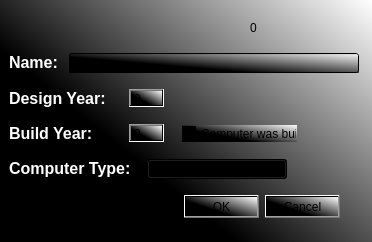
First picture: the form in computerdialog.ui, repository annakrih/T113VLN1-3, before the edit.
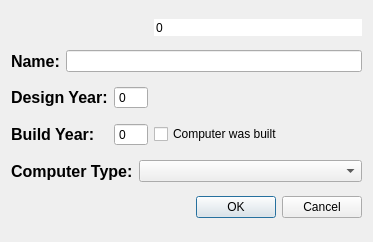
Second picture: the form after the edit.

```diff
--- a/computerdialog.ui
+++ b/computerdialog.ui
@@ -6,32 +6,46 @@
    <rect>
     <x>0</x>
     <y>0</y>
-    <width>372</width>
+    <width>373</width>
     <height>242</height>
    </rect>
   </property>
   <property name="minimumSize">
    <size>
-    <width>335</width>
-    <height>222</height>
+    <width>373</width>
+    <height>242</height>
    </size>
   </property>
   <property name="windowTitle">
    <string>Dialog</string>
   </property>
   <property name="styleSheet">
-   <string notr="true">background-color: qconicalgradient(cx:1, cy:0.0340909, angle:0, stop:0 rgba(35, 40, 3, 255), stop:0.16 rgba(136, 106, 22, 255), stop:0.225 rgba(166, 140, 41, 255), stop:0.285 rgba(204, 181, 74, 255), stop:0.345 rgba(235, 219, 102, 255), stop:0.415 rgba(245, 236, 112, 255), stop:0.52 rgba(209, 190, 76, 255), stop:0.57 rgba(187, 156, 51, 255), stop:0.635 rgba(168, 142, 42, 255), stop:0.695 rgba(202, 174, 68, 255), stop:0.75 rgba(218, 202, 86, 255), stop:0.815 rgba(208, 187, 73, 255), stop:0.88 rgba(187, 156, 51, 255), stop:0.935 rgba(137, 108, 26, 255), stop:1 rgba(35, 40, 3, 255));
-background-color: qlineargradient(spread:pad, x1:0.291, y1:0.568, x2:1, y2:0, stop:0 rgba(0, 0, 0, 255), stop:1 rgba(255, 255, 255, 255));</string>
+   <string notr="true"/>
   </property>
+  <layout class="QGridLayout" name="gridLayout">
+   <item row="0" column="4">
+    <widget class="QSpinBox" name="hiddenId">
+     <property name="enabled">
+      <bool>true</bool>
+     </property>
+     <property name="font">
+      <font>
+       <kerning>true</kerning>
+      </font>
+     </property>
+     <property name="frame">
+      <bool>false</bool>
+     </property>
+     <property name="buttonSymbols">
+      <enum>QAbstractSpinBox::NoButtons</enum>
+     </property>
+     <property name="keyboardTracking">
+      <bool>false</bool>
+     </property>
+    </widget>
+   </item>
+   <item row="1" column="0">
   <widget class="QLabel" name="nameLable">
-   <property name="geometry">
-    <rect>
-     <x>9</x>
-     <y>53</y>
-     <width>50</width>
-     <height>19</height>
-    </rect>
-   </property>
    <property name="font">
     <font>
      <family>Arial</family>
@@ -44,22 +58,22 @@
     <cursorShape>ArrowCursor</cursorShape>
    </property>
    <property name="styleSheet">
-    <string notr="true">background: none;
-color: white;</string>
+      <string notr="true"/>
    </property>
    <property name="text">
     <string>Name:</string>
    </property>
   </widget>
+   </item>
+   <item row="1" column="1" colspan="4">
+    <widget class="QLineEdit" name="cName">
+     <property name="styleSheet">
+      <string notr="true"/>
+     </property>
+    </widget>
+   </item>
+   <item row="2" column="0" colspan="2">
   <widget class="QLabel" name="designYLable">
-   <property name="geometry">
-    <rect>
-     <x>9</x>
-     <y>89</y>
-     <width>97</width>
-     <height>19</height>
-    </rect>
-   </property>
    <property name="font">
     <font>
      <family>Arial</family>
@@ -69,60 +83,15 @@
     </font>
    </property>
    <property name="styleSheet">
-    <string notr="true">background: none;
-color: white;</string>
+      <string notr="true"/>
    </property>
    <property name="text">
     <string>Design Year:</string>
    </property>
   </widget>
-  <widget class="QLabel" name="computerTypeLable">
-   <property name="geometry">
-    <rect>
-     <x>9</x>
-     <y>159</y>
-     <width>123</width>
-     <height>19</height>
-    </rect>
-   </property>
-   <property name="font">
-    <font>
-     <family>Arial</family>
-     <pointsize>12</pointsize>
-     <weight>75</weight>
-     <bold>true</bold>
-    </font>
-   </property>
-   <property name="styleSheet">
-    <string notr="true">background: none;
-color: white;</string>
-   </property>
-   <property name="text">
-    <string>Computer Type:</string>
-   </property>
-  </widget>
-  <widget class="QComboBox" name="cType">
-   <property name="geometry">
-    <rect>
-     <x>147</x>
-     <y>159</y>
-     <width>140</width>
-     <height>20</height>
-    </rect>
-   </property>
-   <property name="styleSheet">
-    <string notr="true">background-color: qconicalgradient(cx:1, cy:0.0340909, angle:0, stop:0 rgba(35, 40, 3, 255), stop:0.16 rgba(136, 106, 22, 255), stop:0.225 rgba(166, 140, 41, 255), stop:0.285 rgba(204, 181, 74, 255), stop:0.345 rgba(235, 219, 102, 255), stop:0.415 rgba(245, 236, 112, 255), stop:0.52 rgba(209, 190, 76, 255), stop:0.57 rgba(187, 156, 51, 255), stop:0.635 rgba(168, 142, 42, 255), stop:0.695 rgba(202, 174, 68, 255), stop:0.75 rgba(218, 202, 86, 255), stop:0.815 rgba(208, 187, 73, 255), stop:0.88 rgba(187, 156, 51, 255), stop:0.935 rgba(137, 108, 26, 255), stop:1 rgba(35, 40, 3, 255));</string>
-   </property>
-  </widget>
+   </item>
+   <item row="2" column="2" colspan="2">
   <widget class="QSpinBox" name="cDY">
-   <property name="geometry">
-    <rect>
-     <x>129</x>
-     <y>89</y>
-     <width>35</width>
-     <height>18</height>
-    </rect>
-   </property>
    <property name="styleSheet">
     <string notr="true">background-color: qconicalgradient(cx:1, cy:0.0340909, angle:0, stop:0 rgba(35, 40, 3, 255), stop:0.16 rgba(136, 106, 22, 255), stop:0.225 rgba(166, 140, 41, 255), stop:0.285 rgba(204, 181, 74, 255), stop:0.345 rgba(235, 219, 102, 255), stop:0.415 rgba(245, 236, 112, 255), stop:0.52 rgba(209, 190, 76, 255), stop:0.57 rgba(187, 156, 51, 255), stop:0.635 rgba(168, 142, 42, 255), stop:0.695 rgba(202, 174, 68, 255), stop:0.75 rgba(218, 202, 86, 255), stop:0.815 rgba(208, 187, 73, 255), stop:0.88 rgba(187, 156, 51, 255), stop:0.935 rgba(137, 108, 26, 255), stop:1 rgba(35, 40, 3, 255));</string>
    </property>
@@ -130,15 +99,9 @@
     <enum>QAbstractSpinBox::NoButtons</enum>
    </property>
   </widget>
+   </item>
+   <item row="3" column="0" colspan="2">
   <widget class="QLabel" name="buildYLable">
-   <property name="geometry">
-    <rect>
-     <x>9</x>
-     <y>124</y>
-     <width>83</width>
-     <height>19</height>
-    </rect>
-   </property>
    <property name="font">
     <font>
      <family>Arial</family>
@@ -148,22 +111,15 @@
     </font>
    </property>
    <property name="styleSheet">
-    <string notr="true">background: none;
-color: white;</string>
+      <string notr="true"/>
    </property>
    <property name="text">
     <string>Build Year:</string>
    </property>
   </widget>
+   </item>
+   <item row="3" column="2" colspan="2">
   <widget class="QSpinBox" name="cBY">
-   <property name="geometry">
-    <rect>
-     <x>129</x>
-     <y>124</y>
-     <width>35</width>
-     <height>18</height>
-    </rect>
-   </property>
    <property name="styleSheet">
     <string notr="true">background-color: qconicalgradient(cx:1, cy:0.0340909, angle:0, stop:0 rgba(35, 40, 3, 255), stop:0.16 rgba(136, 106, 22, 255), stop:0.225 rgba(166, 140, 41, 255), stop:0.285 rgba(204, 181, 74, 255), stop:0.345 rgba(235, 219, 102, 255), stop:0.415 rgba(245, 236, 112, 255), stop:0.52 rgba(209, 190, 76, 255), stop:0.57 rgba(187, 156, 51, 255), stop:0.635 rgba(168, 142, 42, 255), stop:0.695 rgba(202, 174, 68, 255), stop:0.75 rgba(218, 202, 86, 255), stop:0.815 rgba(208, 187, 73, 255), stop:0.88 rgba(187, 156, 51, 255), stop:0.935 rgba(137, 108, 26, 255), stop:1 rgba(35, 40, 3, 255));</string>
    </property>
@@ -171,15 +127,9 @@
     <enum>QAbstractSpinBox::NoButtons</enum>
    </property>
   </widget>
+   </item>
+   <item row="3" column="4">
   <widget class="QCheckBox" name="wasItBuilt">
-   <property name="geometry">
-    <rect>
-     <x>182</x>
-     <y>125</y>
-     <width>115</width>
-     <height>17</height>
-    </rect>
-   </property>
    <property name="styleSheet">
     <string notr="true">background-color: qconicalgradient(cx:1, cy:0.0340909, angle:0, stop:0 rgba(35, 40, 3, 255), stop:0.16 rgba(136, 106, 22, 255), stop:0.225 rgba(166, 140, 41, 255), stop:0.285 rgba(204, 181, 74, 255), stop:0.345 rgba(235, 219, 102, 255), stop:0.415 rgba(245, 236, 112, 255), stop:0.52 rgba(209, 190, 76, 255), stop:0.57 rgba(187, 156, 51, 255), stop:0.635 rgba(168, 142, 42, 255), stop:0.695 rgba(202, 174, 68, 255), stop:0.75 rgba(218, 202, 86, 255), stop:0.815 rgba(208, 187, 73, 255), stop:0.88 rgba(187, 156, 51, 255), stop:0.935 rgba(137, 108, 26, 255), stop:1 rgba(35, 40, 3, 255));</string>
    </property>
@@ -187,58 +137,37 @@
     <string>Computer was built</string>
    </property>
   </widget>
-  <widget class="QLineEdit" name="cName">
-   <property name="geometry">
-    <rect>
-     <x>69</x>
-     <y>53</y>
-     <width>290</width>
-     <height>20</height>
-    </rect>
-   </property>
-   <property name="styleSheet">
-    <string notr="true">background-color: qconicalgradient(cx:1, cy:0.0340909, angle:0, stop:0 rgba(35, 40, 3, 255), stop:0.16 rgba(136, 106, 22, 255), stop:0.225 rgba(166, 140, 41, 255), stop:0.285 rgba(204, 181, 74, 255), stop:0.345 rgba(235, 219, 102, 255), stop:0.415 rgba(245, 236, 112, 255), stop:0.52 rgba(209, 190, 76, 255), stop:0.57 rgba(187, 156, 51, 255), stop:0.635 rgba(168, 142, 42, 255), stop:0.695 rgba(202, 174, 68, 255), stop:0.75 rgba(218, 202, 86, 255), stop:0.815 rgba(208, 187, 73, 255), stop:0.88 rgba(187, 156, 51, 255), stop:0.935 rgba(137, 108, 26, 255), stop:1 rgba(35, 40, 3, 255));</string>
-   </property>
-  </widget>
-  <widget class="QSpinBox" name="hiddenId">
-   <property name="enabled">
-    <bool>true</bool>
-   </property>
-   <property name="geometry">
-    <rect>
-     <x>248</x>
-     <y>19</y>
-     <width>35</width>
-     <height>18</height>
-    </rect>
-   </property>
+   </item>
+   <item row="4" column="0" colspan="3">
+    <widget class="QLabel" name="computerTypeLable">
    <property name="font">
     <font>
-     <kerning>true</kerning>
-    </font>
-   </property>
-   <property name="frame">
-    <bool>false</bool>
-   </property>
-   <property name="buttonSymbols">
-    <enum>QAbstractSpinBox::NoButtons</enum>
-   </property>
-   <property name="keyboardTracking">
-    <bool>false</bool>
-   </property>
-  </widget>
+       <family>Arial</family>
+       <pointsize>12</pointsize>
+       <weight>75</weight>
+       <bold>true</bold>
+      </font>
+     </property>
+     <property name="styleSheet">
+      <string notr="true"/>
+     </property>
+     <property name="text">
+      <string>Computer Type:</string>
+     </property>
+    </widget>
+   </item>
+   <item row="4" column="3" colspan="2">
+    <widget class="QComboBox" name="cType">
+     <property name="styleSheet">
+      <string notr="true">background-color: qconicalgradient(cx:1, cy:0.0340909, angle:0, stop:0 rgba(35, 40, 3, 255), stop:0.16 rgba(136, 106, 22, 255), stop:0.225 rgba(166, 140, 41, 255), stop:0.285 rgba(204, 181, 74, 255), stop:0.345 rgba(235, 219, 102, 255), stop:0.415 rgba(245, 236, 112, 255), stop:0.52 rgba(209, 190, 76, 255), stop:0.57 rgba(187, 156, 51, 255), stop:0.635 rgba(168, 142, 42, 255), stop:0.695 rgba(202, 174, 68, 255), stop:0.75 rgba(218, 202, 86, 255), stop:0.815 rgba(208, 187, 73, 255), stop:0.88 rgba(187, 156, 51, 255), stop:0.935 rgba(137, 108, 26, 255), stop:1 rgba(35, 40, 3, 255));</string>
+     </property>
+    </widget>
+   </item>
+   <item row="5" column="4">
   <widget class="QDialogButtonBox" name="buttonBox">
    <property name="enabled">
     <bool>true</bool>
    </property>
-   <property name="geometry">
-    <rect>
-     <x>184</x>
-     <y>195</y>
-     <width>156</width>
-     <height>23</height>
-    </rect>
-   </property>
    <property name="styleSheet">
     <string notr="true">background-color: qconicalgradient(cx:1, cy:0.0340909, angle:0, stop:0 rgba(35, 40, 3, 255), stop:0.16 rgba(136, 106, 22, 255), stop:0.225 rgba(166, 140, 41, 255), stop:0.285 rgba(204, 181, 74, 255), stop:0.345 rgba(235, 219, 102, 255), stop:0.415 rgba(245, 236, 112, 255), stop:0.52 rgba(209, 190, 76, 255), stop:0.57 rgba(187, 156, 51, 255), stop:0.635 rgba(168, 142, 42, 255), stop:0.695 rgba(202, 174, 68, 255), stop:0.75 rgba(218, 202, 86, 255), stop:0.815 rgba(208, 187, 73, 255), stop:0.88 rgba(187, 156, 51, 255), stop:0.935 rgba(137, 108, 26, 255), stop:1 rgba(35, 40, 3, 255));</string>
    </property>
@@ -252,6 +181,8 @@
     <bool>false</bool>
    </property>
   </widget>
+   </item>
+  </layout>
  </widget>
  <resources/>
  <connections>
```
Left out of the diff: 8 changed lines with no effect on the pictures. Lines whose indentation alone changed are shown as unchanged.
